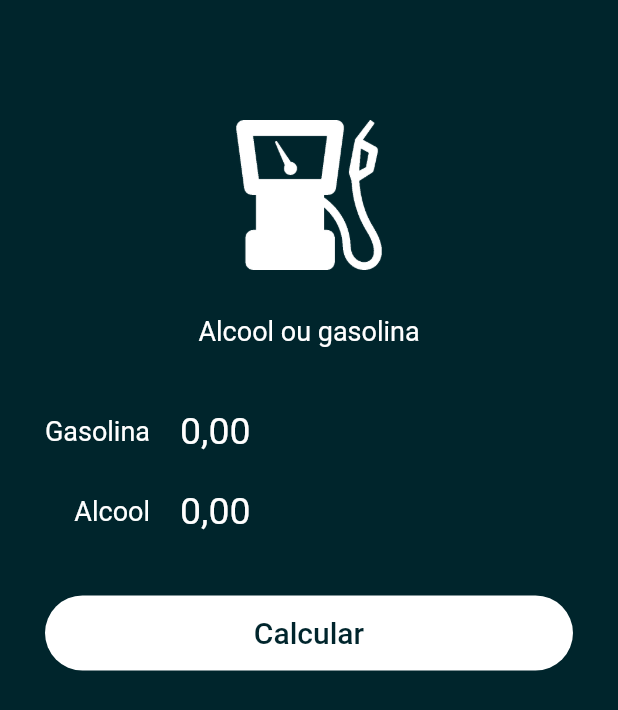
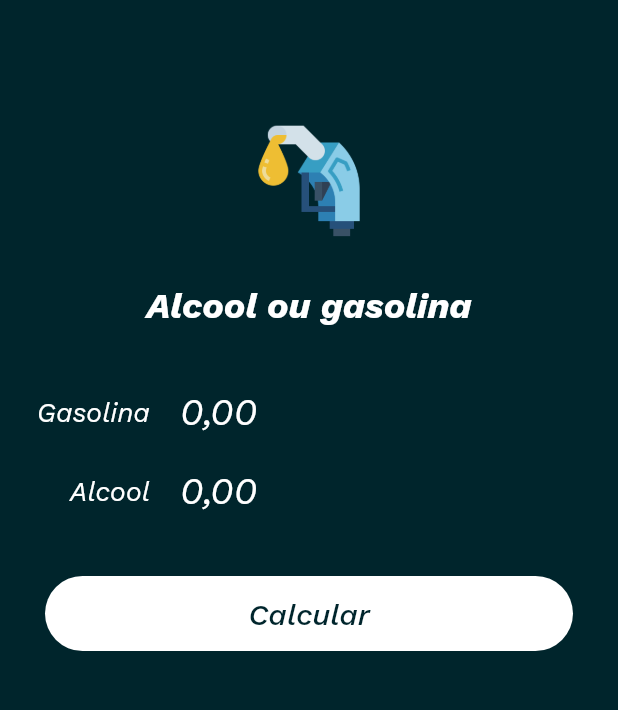
Before and after one commit to dikdudu/alcohol_or_gasoline, a Flutter app: the screen it shows after launch, on a phone screen of 412 x 824 dp. Shown: the top 710 px of the screen. Run offline on Flutter 3.47's test engine with Material 2 defaults, Android fonts, the phone set to English and light mode, and no system bars; our stand-ins replace flutter_masked_text.

Commit message:
att fonts

```diff
--- a/lib/app/components/logo.dart
+++ b/lib/app/components/logo.dart
@@ -7,13 +7,14 @@ class Logo extends StatelessWidget {
       children: [
         SizedBox(height: 80),
         Image.asset(
-          'assets/images/logo2.png',
-          height: 100,
+          'assets/images/logo.png',
+          height: 80,
         ),
         SizedBox(height: 30),
         Text(
           'Alcool ou gasolina',
-          style: TextStyle(color: Colors.white, fontSize: 18),
+          style: TextStyle(
+              color: Colors.white, fontSize: 24, fontWeight: FontWeight.bold),
         ),
         SizedBox(height: 30),
       ],
--- a/lib/app/pages/home_page.dart
+++ b/lib/app/pages/home_page.dart
@@ -23,7 +23,9 @@ class _HomePageState extends State<HomePage> {
   Widget build(BuildContext context) {
     return Scaffold(
         backgroundColor: Theme.of(context).primaryColor,
-        body: AnimatedContainer(
+        body: Container(
+          height: MediaQuery.of(context).size.height,
+          child: AnimatedContainer(
             duration: Duration(
               milliseconds: 1200,
             ),
@@ -43,6 +45,7 @@ class _HomePageState extends State<HomePage> {
                         submitFunc: calculate,
                       ),
               ],
+            ),
           ),
         ));
   }
--- a/lib/main.dart
+++ b/lib/main.dart
@@ -13,6 +13,7 @@ class App extends StatelessWidget {
       theme: ThemeData(
         primaryColor: Color(0xFF00252C),
         accentColor: Color(0xFF84E091),
+        fontFamily: "WorkSans",
         textTheme: TextTheme(
           body1: TextStyle(color: Colors.white),
         ),
```
Also changed, not shown: pubspec.yaml (+7 -4 lines), assets/fonts/WorkSans-BoldItalic.ttf (added), assets/fonts/WorkSans-Italic.ttf (added), assets/fonts/WorkSans-MediumItalic.ttf (added), assets/images/logo.png. Lines whose indentation alone changed are shown as unchanged.
